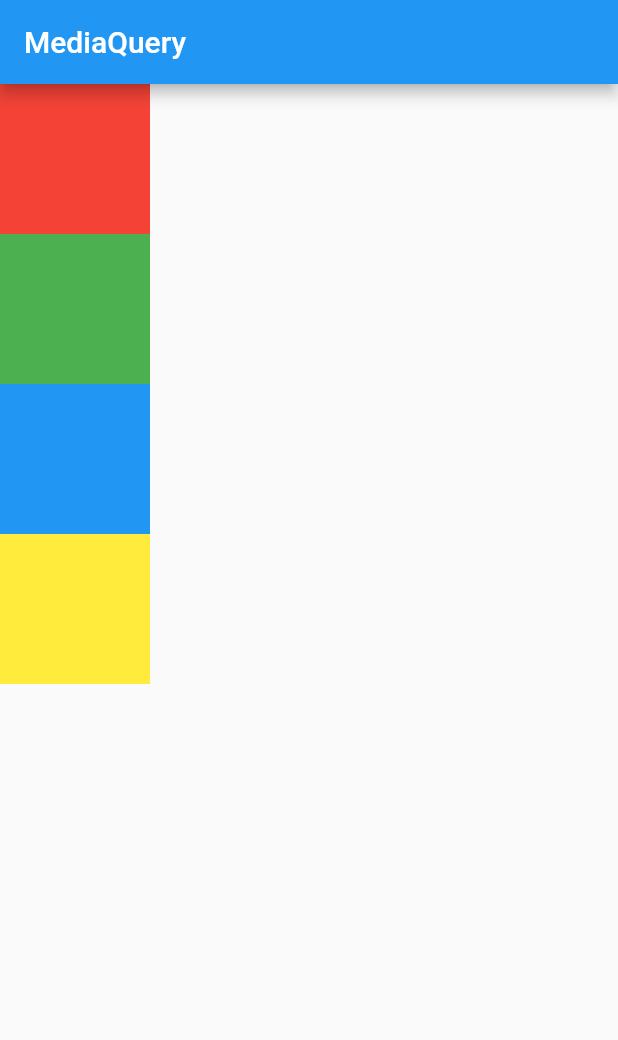
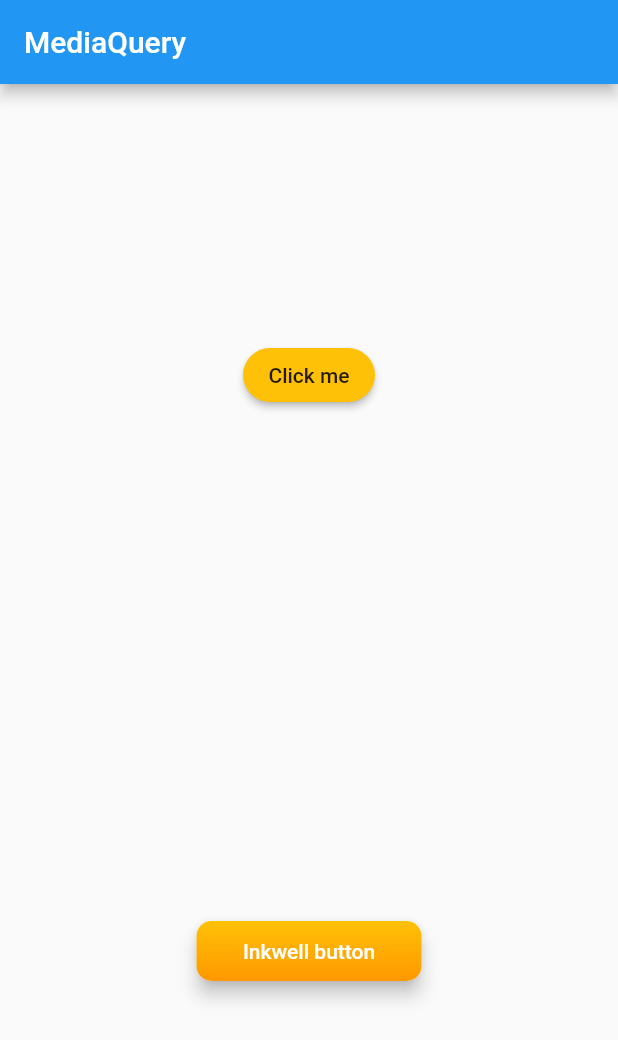
Before and after one commit to lewisccx/flutter_fundamental, a Flutter app: the screen it shows after launch, on a phone screen of 412 x 824 dp. Shown: the top 1040 px of the screen. Run offline on Flutter 3.47's test engine with Material 2 defaults, Android fonts, the light colour scheme and no system bars.

Commit message:
added inkwell

```diff
--- a/lib/main.dart
+++ b/lib/main.dart
@@ -23,36 +23,50 @@ class MainPage extends StatelessWidget {
   @override
   Widget build(BuildContext context) {
     return Scaffold(
-        appBar: AppBar(
-          title: Text("MediaQuery"),
+      appBar: AppBar(
+        title: Text("MediaQuery"),
+      ),
+      body: Center(
+        child: Column(
+          mainAxisAlignment: MainAxisAlignment.spaceAround,
+          children: [
+            RaisedButton(
+                color: Colors.amber,
+                child: Text("Click me"),
+                shape: StadiumBorder(),
+                onPressed: () {}),
+            Material(
+              borderRadius: BorderRadius.circular(10),
+              elevation: 5,
+              child: Container(
+                width: 150,
+                height: 40,
+                decoration: BoxDecoration(
+                    borderRadius: BorderRadius.circular(10),
+                    gradient: LinearGradient(
+                        colors: [Colors.amber, Colors.orange],
+                        begin: Alignment.topCenter,
+                        end: Alignment.bottomCenter)),
+                child: Material(
+                  borderRadius: BorderRadius.circular(10),
+                  color: Colors.transparent,
+                  child: InkWell(
+                    splashColor: Colors.red,
+                    borderRadius: BorderRadius.circular(10),
+                    onTap: () {},
+                    child: Center(
+                        child: Text(
+                      "Inkwell button",
+                      style: TextStyle(
+                          color: Colors.white, fontWeight: FontWeight.w500),
+                    )),
+                  ),
+                ),
+              ),
+            )
+          ],
         ),
-        body: (MediaQuery.of(context).orientation == Orientation.portrait)
-            ? Column(children: generateContainers())
-            : Row(children: generateContainers()));
-  }
-
-  List<Widget> generateContainers() {
-    return <Widget>[
-      Container(
-        color: Colors.red,
-        width: 100,
-        height: 100,
       ),
-      Container(
-        color: Colors.green,
-        width: 100,
-        height: 100,
-      ),
-      Container(
-        color: Colors.blue,
-        width: 100,
-        height: 100,
-      ),
-      Container(
-        color: Colors.yellow,
-        width: 100,
-        height: 100,
-      ),
-    ];
+    );
   }
 }
```
